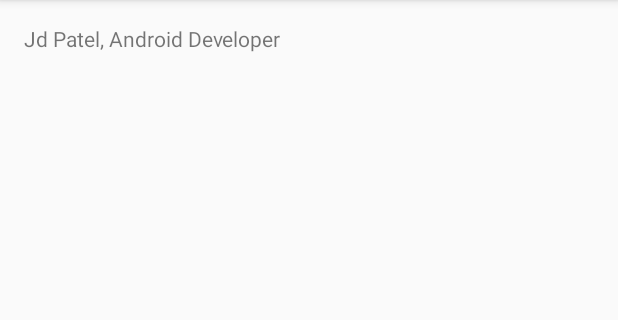
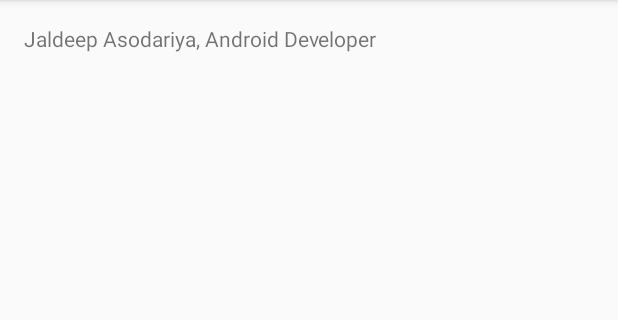
Before and after one commit to jalotsav/DemoTests, an Android app: the screen it shows after launch (MainActivity), on a phone screen of 412 x 824 dp, the part 84-404 px from its top. Run offline under Robolectric (Android 15) with nearby library versions, the phone set to English and light mode, and no system bars.

Commit message:
Try for new Branch/Pull request

```diff
--- a/app/src/main/java/com/jalotsav/demotests/MainActivity.java
+++ b/app/src/main/java/com/jalotsav/demotests/MainActivity.java
@@ -12,6 +12,6 @@ public class MainActivity extends AppCompatActivity {
         setContentView(R.layout.activity_main);
 
         TextView tvHW = (TextView) findViewById(R.id.tv_mainactvty);
-        tvHW.setText("Jd Patel, Android Developer");
+        tvHW.setText("Jaldeep Asodariya, Android Developer");
     }
 }
```
